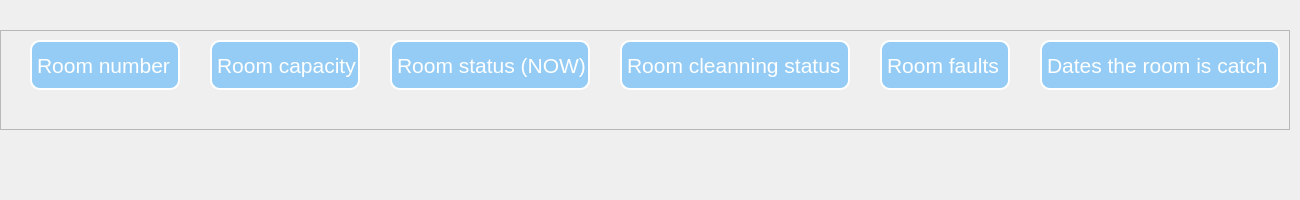
Qt form src/UI/UI_Files/frame_titles.ui (Mandalflik02/Room_Management_Hotels) before a commit.
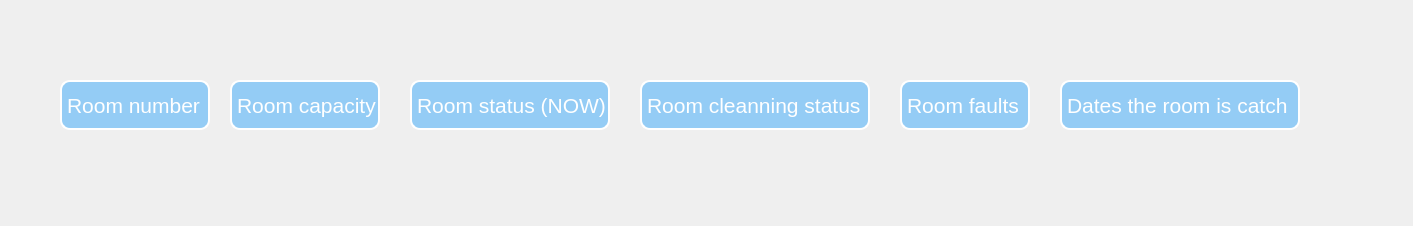
The same form after that commit. Icons and pictures are not drawn.

Commit message: display rooms + delete room

The edit to the form file:
```diff
--- a/src/UI/UI_Files/frame_titles.ui
+++ b/src/UI/UI_Files/frame_titles.ui
@@ -6,8 +6,8 @@
    <rect>
     <x>0</x>
     <y>0</y>
-    <width>1300</width>
-    <height>200</height>
+    <width>1413</width>
+    <height>226</height>
    </rect>
   </property>
   <property name="windowTitle">
@@ -19,10 +19,10 @@
    </property>
    <property name="geometry">
     <rect>
-     <x>0</x>
-     <y>30</y>
+     <x>50</x>
+     <y>70</y>
      <width>1290</width>
-     <height>100</height>
+     <height>80</height>
     </rect>
    </property>
    <property name="sizePolicy">
@@ -31,6 +31,9 @@
      <verstretch>0</verstretch>
     </sizepolicy>
    </property>
+   <property name="styleSheet">
+    <string notr="true">border:rgb(0, 0, 0);</string>
+   </property>
    <property name="frameShape">
     <enum>QFrame::StyledPanel</enum>
    </property>
@@ -40,7 +43,7 @@
    <widget class="QLabel" name="number_title">
     <property name="geometry">
      <rect>
-      <x>30</x>
+      <x>10</x>
       <y>10</y>
       <width>150</width>
       <height>50</height>
@@ -62,7 +65,7 @@
    <widget class="QLabel" name="capacity_title">
     <property name="geometry">
      <rect>
-      <x>210</x>
+      <x>180</x>
       <y>10</y>
       <width>150</width>
       <height>50</height>
@@ -84,7 +87,7 @@
    <widget class="QLabel" name="now_status_title">
     <property name="geometry">
      <rect>
-      <x>390</x>
+      <x>360</x>
       <y>10</y>
       <width>200</width>
       <height>50</height>
@@ -106,7 +109,7 @@
    <widget class="QLabel" name="cleanning_status_title">
     <property name="geometry">
      <rect>
-      <x>620</x>
+      <x>590</x>
       <y>10</y>
       <width>230</width>
       <height>50</height>
@@ -128,7 +131,7 @@
    <widget class="QLabel" name="faults_title">
     <property name="geometry">
      <rect>
-      <x>880</x>
+      <x>850</x>
       <y>10</y>
       <width>130</width>
       <height>50</height>
@@ -150,7 +153,7 @@
    <widget class="QLabel" name="dates_catch_title">
     <property name="geometry">
      <rect>
-      <x>1040</x>
+      <x>1010</x>
       <y>10</y>
       <width>240</width>
       <height>50</height>
@@ -169,6 +172,32 @@
      <string>Dates the room is catch</string>
     </property>
    </widget>
+   <widget class="QPushButton" name="delete_room_btn">
+    <property name="geometry">
+     <rect>
+      <x>1260</x>
+      <y>25</y>
+      <width>25</width>
+      <height>25</height>
+     </rect>
+    </property>
+    <property name="styleSheet">
+     <string notr="true"/>
+    </property>
+    <property name="text">
+     <string/>
+    </property>
+    <property name="icon">
+     <iconset>
+      <normaloff>../ICONS/close.png</normaloff>../ICONS/close.png</iconset>
+    </property>
+    <property name="iconSize">
+     <size>
+      <width>20</width>
+      <height>20</height>
+     </size>
+    </property>
+   </widget>
   </widget>
  </widget>
  <resources/>
```
The commit also changes 27 other files.
